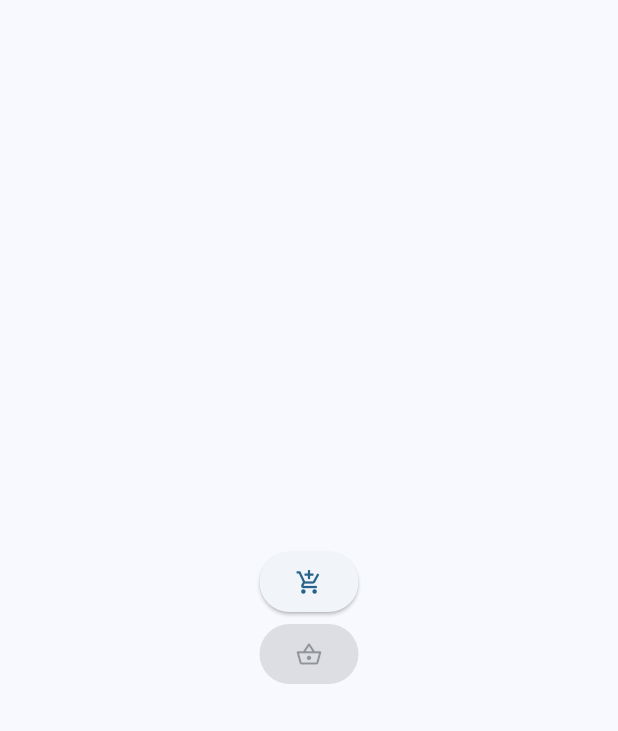
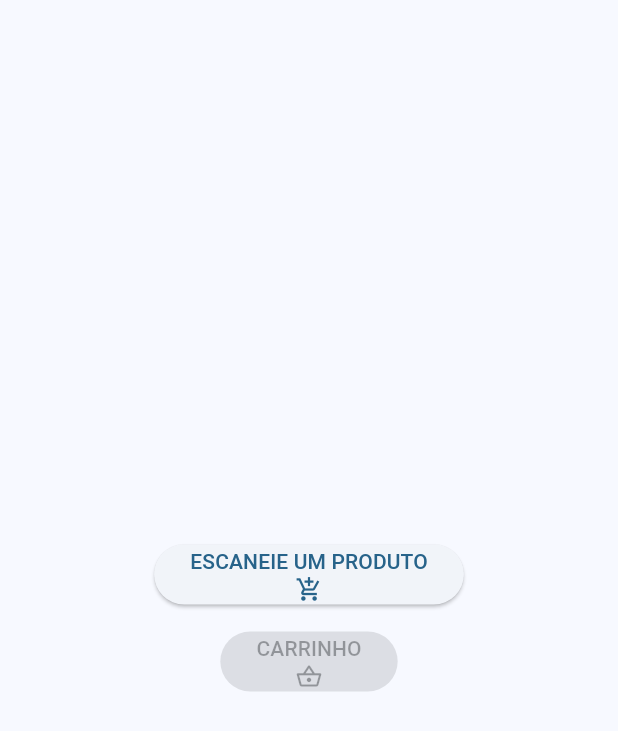
Before and after one commit to manbbo/Smith-App, a Flutter app: the screen it shows after launch, on a phone screen of 412 x 824 dp. Shown: the top 731 px of the screen. Run offline on Flutter 3.47's test engine with Material 3 defaults, Android fonts, the phone set to English and light mode, and no system bars; our stand-ins replace dio, equatable, flutter_bloc, get_it, injectable; missing offline and left inert: simple_barcode_scanner.

Commit message:
Finishing touches

```diff
--- a/lib/home/presentation/home.dart
+++ b/lib/home/presentation/home.dart
@@ -34,7 +34,15 @@ class _HomePageState extends State<HomePage> {
                   }
                 });
               },
-              child: const Icon(Icons.add_shopping_cart),
+              child: const Column(
+                children: [
+                  Text('ESCANEIE UM PRODUTO'),
+                  Icon(Icons.add_shopping_cart)
+                ],
+              ),
+            ),
+            SizedBox(
+              height: 10.0,
             ),
             ElevatedButton(
                 onPressed: addedProduct
@@ -53,9 +61,14 @@ class _HomePageState extends State<HomePage> {
                           )
                         }
                     : null,
-                child: Icon(addedProduct
+                child: Column(
+                  children: [
+                    const Text('CARRINHO'),
+                    Icon(addedProduct
                     ? Icons.shopping_basket
-                    : Icons.shopping_basket_outlined))
+                        : Icons.shopping_basket_outlined)
+                  ],
+                ))
           ],
         ),
       ),
```
Also changed, not shown: lib/checkout/presentation/checkout.dart (+5 -2 lines).
